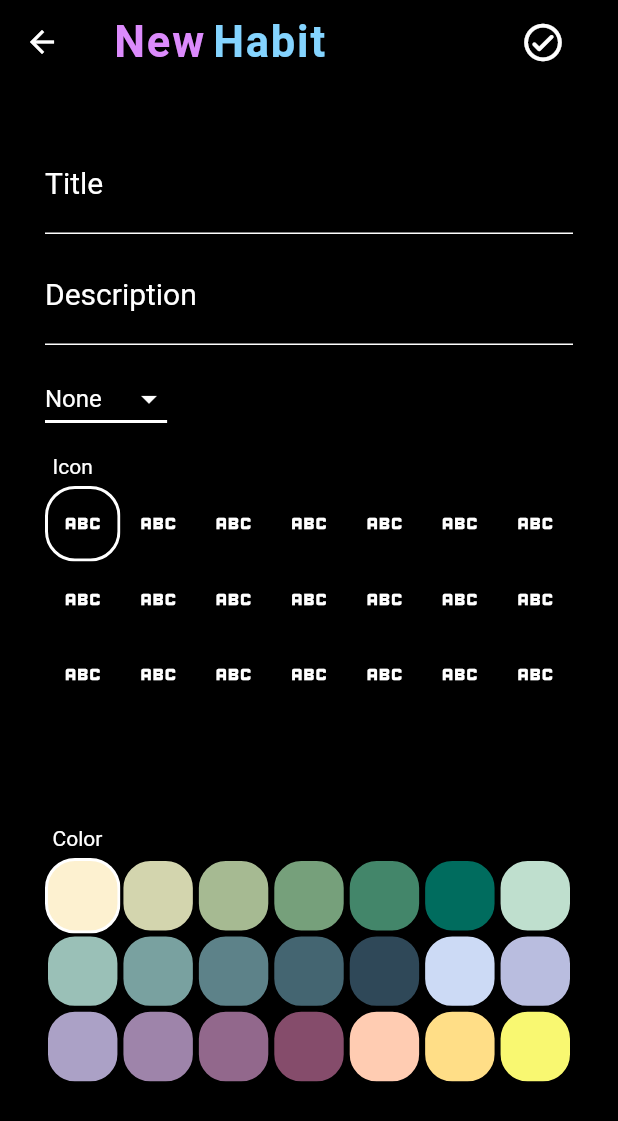
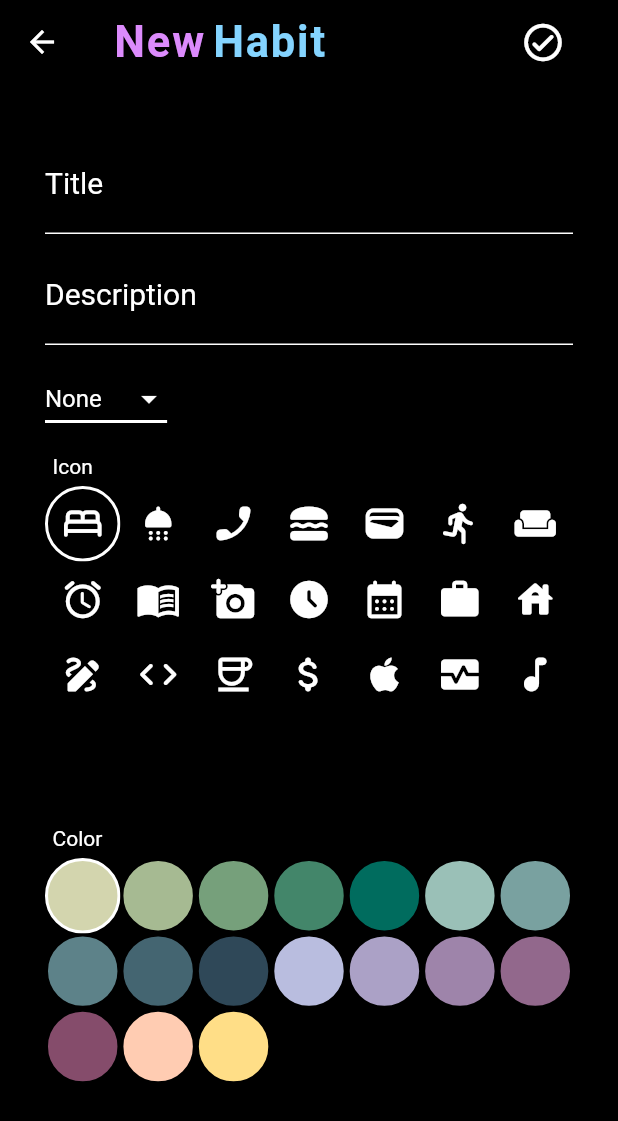
Before and after one commit to Aiveriwhair/Vanespar, a Flutter app: the NewHabitScreen screen opened directly, on a phone screen of 412 x 824 dp. Shown: the top 1121 px of the screen. Run offline on Flutter 3.47's test engine with Material 2 defaults, Android fonts, the phone set to English and light mode, and no system bars; our stand-ins replace shared_preferences; accounts and stored records are empty.

Commit message:
Reset inputs after validation & color/icon selection

```diff
--- a/lib/screens/new_habit_screen.dart
+++ b/lib/screens/new_habit_screen.dart
@@ -23,6 +23,8 @@ void onCompleteButtonPress(BuildContext context) {
     var newHabit = Habit(title: title, description: description, color: colorValue, iconCodePoint: iconPoint);
     // Add habit to SharedPreferences using HabitManager
     HabitManager.addHabit(newHabit);
+    _titleController.text = "";
+    _descriptionController.text = "";
     Navigator.pop(context);
   }
 }
@@ -231,27 +233,29 @@ class IconGrid extends StatefulWidget {
 class _IconGridState extends State<IconGrid> {
   int selectedIndex = 0;
   List<IconData> icons = [
-    Icons.abc,
-    Icons.abc,
-    Icons.abc,
-    Icons.abc,
-    Icons.abc,
-    Icons.abc,
-    Icons.abc,
-    Icons.abc,
-    Icons.abc,
-    Icons.abc,
-    Icons.abc,
-    Icons.abc,
-    Icons.abc,
-    Icons.abc,
-    Icons.abc,
-    Icons.abc,
-    Icons.abc,
-    Icons.abc,
-    Icons.abc,
-    Icons.abc,
-    Icons.abc,
+    Icons.bed_rounded,
+    Icons.shower_rounded,
+    Icons.phone_enabled_rounded,
+    Icons.lunch_dining_rounded,
+    Icons.wallet_rounded,
+    Icons.directions_run_rounded,
+    Icons.weekend_rounded,
+
+    Icons.access_alarm_rounded,
+    Icons.menu_book,
+    Icons.add_a_photo_rounded,
+    Icons.access_time_filled_rounded,
+    Icons.calendar_month_rounded,
+    Icons.work,
+    Icons.house_rounded,
+
+    Icons.draw_rounded,
+    Icons.code_rounded,
+    Icons.coffee_outlined,
+    Icons.attach_money_rounded,
+    Icons.apple_rounded,
+    Icons.monitor_heart_rounded,
+    Icons.music_note_rounded,
   ];
 
   @override
@@ -263,7 +267,7 @@ class _IconGridState extends State<IconGrid> {
           return Container(
             decoration: BoxDecoration(
                 border: Border.all(width:2,color:  (selectedIndex == index ? Colors.white : Colors.black)),
-                borderRadius: BorderRadius.circular(20)),
+                borderRadius: BorderRadius.circular(25)),
               child: GestureDetector(
                 onTap: () {
                   setState(() {
@@ -290,27 +294,25 @@ class _ColorGridState extends State<ColorGrid> {
 
   int selectedIndex = 0;
   List<String> colorsHexs = [
-    "#FDF1D0",
     "#D3D5AE",
     "#A6BA92",
     "#76A07B",
     "#43866A",
     "#006C5E",
-    "#BFDFCE",
+
     "#9AC0B7",
     "#79A1A0",
     "#5D8289",
     "#446571",
     "#2F4858",
-    "#CCDAF5",
     "#B9BDDF",
+
     "#ABA1C6",
     "#9E84AA",
     "#92688C",
     "#854C6B",
     "#FFCCB2",
     "#FFDE87",
-    "#F9F871"
   ];
 
   @override
@@ -324,8 +326,8 @@ class _ColorGridState extends State<ColorGrid> {
             height: 20,
               decoration: BoxDecoration(
                   color: HexColor.fromHex(colorsHexs[index]),
-                  border: Border.all(width:2,color:  (selectedIndex == index ? Colors.white : Colors.black)),
-                  borderRadius: BorderRadius.circular(20)),
+                  border: Border.all(width:2, color:  (selectedIndex == index ? Colors.white : Colors.black)),
+                  borderRadius: BorderRadius.circular(25)),
               child: GestureDetector(
                   onTap: () {
                     setState(() {
```
